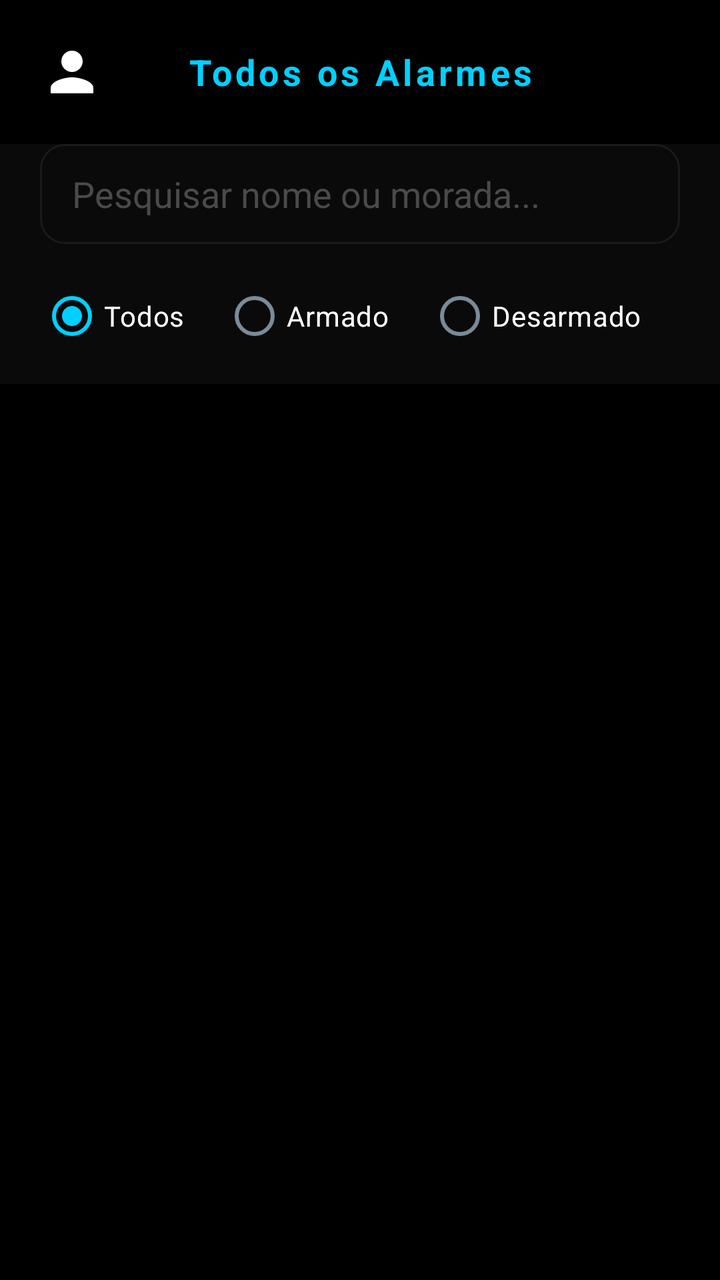
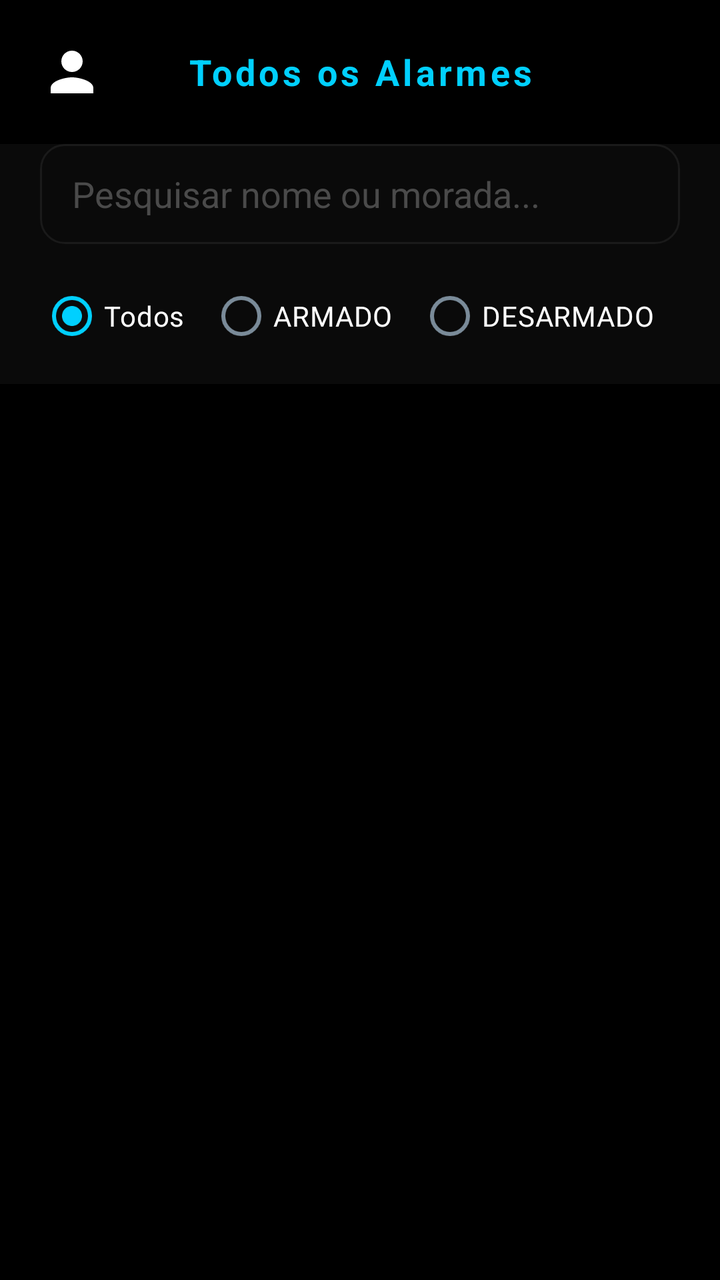

An Android layout rendered at two revisions. The XML below is the earlier revision; the diff shows what the commit changed to produce the second picture.
<!-- AndroidManifest.xml: application theme Theme.UbiGuard -->
<!-- res/layout/activity_installer_alarms.xml -->
<?xml version="1.0" encoding="utf-8"?>
<androidx.drawerlayout.widget.DrawerLayout xmlns:android="http://schemas.android.com/apk/res/android"
    xmlns:app="http://schemas.android.com/apk/res-auto"
    android:id="@+id/drawerLayout"
    android:layout_width="match_parent"
    android:layout_height="match_parent"
    android:background="#000000">

    <LinearLayout
        android:layout_width="match_parent"
        android:layout_height="match_parent"
        android:orientation="vertical">

        <LinearLayout
            android:layout_width="match_parent"
            android:layout_height="wrap_content"
            android:orientation="horizontal"
            android:padding="20dp"
            android:gravity="center_vertical">

            <ImageView
                android:id="@+id/ivMenuIcon"
                android:layout_width="32dp"
                android:layout_height="32dp"
                android:src="@drawable/ic_profile"
                android:background="?attr/selectableItemBackgroundBorderless"
                android:clickable="true"
                android:focusable="true"
                android:contentDescription="@string/menu" />

            <TextView
                android:layout_width="0dp"
                android:layout_height="wrap_content"
                android:layout_weight="1"
                android:text="@string/todos_os_alarmes"
                android:textColor="#00D0FF"
                android:textSize="18sp"
                android:textStyle="bold"
                android:gravity="center"
                android:letterSpacing="0.1"
                android:layout_marginEnd="32dp"/>
        </LinearLayout>

        <LinearLayout
            android:layout_width="match_parent"
            android:layout_height="wrap_content"
            android:orientation="vertical"
            android:paddingStart="20dp"
            android:paddingEnd="20dp"
            android:paddingBottom="10dp"
            android:background="#0A0A0A">

            <EditText
                android:id="@+id/etSearch"
                android:layout_width="match_parent"
                android:layout_height="50dp"
                android:background="@drawable/bg_input"
                android:hint="@string/pesquisar_nome_ou_morada"
                android:textColor="#FFFFFF"
                android:textColorHint="#4A4A4A"
                android:paddingStart="16dp"
                android:paddingEnd="16dp"
                android:layout_marginBottom="12dp"
                android:inputType="text" />

            <RadioGroup
                android:id="@+id/rgStatusFilter"
                android:layout_width="match_parent"
                android:layout_height="wrap_content"
                android:orientation="horizontal">

                <RadioButton
                    android:id="@+id/rbTodos"
                    android:layout_width="wrap_content"
                    android:layout_height="wrap_content"
                    android:layout_weight="1"
                    app:buttonTint="@color/selector_radio_tint"
                    android:textColor="#FFFFFF"
                    android:text="@string/todos"
                    android:checked="true"/>

                <RadioButton
                    android:id="@+id/rbArmado"
                    android:layout_width="wrap_content"
                    android:layout_height="wrap_content"
                    android:layout_weight="1"
                    app:buttonTint="@color/selector_radio_tint"
                    android:textColor="#FFFFFF"
                    android:text="@string/status_armed"/>

                <RadioButton
                    android:id="@+id/rbDesarmado"
                    android:layout_width="wrap_content"
                    android:layout_height="wrap_content"
                    android:layout_weight="1"
                    app:buttonTint="@color/selector_radio_tint"
                    android:textColor="#FFFFFF"
                    android:text="@string/status_disarmed"/>
            </RadioGroup>
        </LinearLayout>

        <RelativeLayout
            android:layout_width="match_parent"
            android:layout_height="match_parent"
            android:padding="20dp">

            <ProgressBar
                android:id="@+id/progressBarAlarms"
                android:layout_width="wrap_content"
                android:layout_height="wrap_content"
                android:layout_centerInParent="true"
                android:indeterminateTint="#00D0FF" />

            <TextView
                android:id="@+id/tvEmptyState"
                android:layout_width="wrap_content"
                android:layout_height="wrap_content"
                android:layout_centerInParent="true"
                android:text="@string/nenhum_alarme"
                android:textColor="#7A8B99"
                android:textSize="16sp"
                android:textAlignment="center"
                android:visibility="gone"/>

            <androidx.recyclerview.widget.RecyclerView
                android:id="@+id/rvAllAlarms"
                android:layout_width="match_parent"
                android:layout_height="match_parent"
                android:clipToPadding="false"
                android:paddingBottom="20dp"
                android:visibility="gone"/>
        </RelativeLayout>
    </LinearLayout>

    <include layout="@layout/component_slider" />

</androidx.drawerlayout.widget.DrawerLayout>
<!-- res/layout/component_slider.xml (included above) -->
<?xml version="1.0" encoding="utf-8"?>
<LinearLayout xmlns:android="http://schemas.android.com/apk/res/android"
    xmlns:app="http://schemas.android.com/apk/res-auto"
    android:layout_width="280dp"
    android:layout_height="match_parent"
    android:layout_gravity="start"
    android:background="#0A0A0A"
    android:orientation="vertical"
    android:padding="24dp">

    <ImageView
        android:layout_width="100dp"
        android:layout_height="100dp"
        android:layout_marginTop="32dp"
        android:layout_marginBottom="32dp"
        android:layout_gravity="center_horizontal"
        android:src="@drawable/ic_profile"
        app:tint="#00D0FF" />

    <View
        android:layout_width="match_parent"
        android:layout_height="1dp"
        android:background="#1A1A1A"
        android:layout_marginBottom="24dp"/>

    
    <TextView
        android:id="@+id/menuDashboard"
        android:layout_width="match_parent"
        android:layout_height="wrap_content"
        android:text="Dashboard"
        android:textColor="#FFFFFF"
        android:textSize="16sp"
        android:textStyle="bold"
        android:padding="16dp"
        android:visibility="gone"
        android:background="?attr/selectableItemBackground"/>

    
    <TextView
        android:id="@+id/menuPerfil"
        android:layout_width="match_parent"
        android:layout_height="wrap_content"
        android:text="O Meu Perfil"
        android:textColor="#FFFFFF"
        android:textSize="16sp"
        android:textStyle="bold"
        android:padding="16dp"
        android:background="?attr/selectableItemBackground"/>

    
    <TextView
        android:id="@+id/menuAlarmes"
        android:layout_width="match_parent"
        android:layout_height="wrap_content"
        android:text="Alarmes"
        android:textColor="#FFFFFF"
        android:textSize="16sp"
        android:textStyle="bold"
        android:padding="16dp"
        android:background="?attr/selectableItemBackground"/>

    
    <TextView
        android:id="@+id/menuSensores"
        android:layout_width="match_parent"
        android:layout_height="wrap_content"
        android:text="Sensores"
        android:textColor="#FFFFFF"
        android:textSize="16sp"
        android:textStyle="bold"
        android:padding="16dp"
        android:visibility="gone"
        android:background="?attr/selectableItemBackground"/>

    
    <TextView
        android:id="@+id/menuLogs"
        android:layout_width="match_parent"
        android:layout_height="wrap_content"
        android:text="Logs do Sistema"
        android:textColor="#FFFFFF"
        android:textSize="16sp"
        android:textStyle="bold"
        android:padding="16dp"
        android:visibility="gone"
        android:background="?attr/selectableItemBackground"/>

    <Space
        android:layout_width="match_parent"
        android:layout_height="0dp"
        android:layout_weight="1" />

    
    <TextView
        android:id="@+id/menuLogout"
        android:layout_width="match_parent"
        android:layout_height="wrap_content"
        android:text="Terminar Sessão"
        android:textColor="#FF3B30"
        android:textSize="16sp"
        android:textStyle="bold"
        android:padding="16dp"
        android:layout_marginBottom="16dp"
        android:background="?attr/selectableItemBackground"/>
</LinearLayout>
<!-- resources referenced by this layout -->
<resources>
  <!-- drawable bg_input (drawable) -->
  <?xml version="1.0" encoding="utf-8"?>
  <shape xmlns:android="http://schemas.android.com/apk/res/android">
      <solid android:color="#0A0A0A"/>
      <corners android:radius="12dp"/>
      <stroke android:width="1dp" android:color="#1A1A1A"/>
  </shape>
  <!-- drawable ic_profile (drawable) -->
  <vector xmlns:android="http://schemas.android.com/apk/res/android" android:height="24dp" android:tint="#FFFFFF" android:viewportHeight="24" android:viewportWidth="24" android:width="24dp">
        
      <path android:fillColor="@android:color/white" android:pathData="M12,12c2.21,0 4,-1.79 4,-4s-1.79,-4 -4,-4 -4,1.79 -4,4 1.79,4 4,4zM12,14c-2.67,0 -8,1.34 -8,4v2h16v-2c0,-2.66 -5.33,-4 -8,-4z"/>
      
  </vector>
  <string name="menu">Menu</string>
  <string name="nenhum_alarme">Nenhum alarme configurado.</string>
  <string name="pesquisar_nome_ou_morada">Pesquisar nome ou morada...</string>
  <string name="status_armed">Armado</string>
  <string name="status_disarmed">Desarmado</string>
  <string name="todos">Todos</string>
  <string name="todos_os_alarmes">Todos os Alarmes</string>
  <style name="Theme.UbiGuard" parent="Base.Theme.UbiGuard" />
  <style name="Base.Theme.UbiGuard" parent="Theme.Material3.DayNight.NoActionBar">
          
          
  
          <item name="android:statusBarColor">#000000</item>
  
          <item name="android:windowLightStatusBar">false</item>
  
      </style>
</resources>

<!-- the commit's change to res/layout/activity_installer_alarms.xml (unified diff, before → after) -->
@@ -26,13 +26,13 @@
                 android:background="?attr/selectableItemBackgroundBorderless"
                 android:clickable="true"
                 android:focusable="true"
-                android:contentDescription="@string/menu" />
+                android:contentDescription="@string/desc_menu_icon" />
 
             <TextView
                 android:layout_width="0dp"
                 android:layout_height="wrap_content"
                 android:layout_weight="1"
-                android:text="@string/todos_os_alarmes"
+                android:text="@string/title_all_alarms"
                 android:textColor="#00D0FF"
                 android:textSize="18sp"
                 android:textStyle="bold"
@@ -54,8 +54,9 @@
                 android:id="@+id/etSearch"
                 android:layout_width="match_parent"
                 android:layout_height="50dp"
+                android:autofillHints=""
                 android:background="@drawable/bg_input"
-                android:hint="@string/pesquisar_nome_ou_morada"
+                android:hint="@string/hint_search_name_address"
                 android:textColor="#FFFFFF"
                 android:textColorHint="#4A4A4A"
                 android:paddingStart="16dp"
@@ -76,7 +77,7 @@
                     android:layout_weight="1"
                     app:buttonTint="@color/selector_radio_tint"
                     android:textColor="#FFFFFF"
-                    android:text="@string/todos"
+                    android:text="@string/filter_all"
                     android:checked="true"/>
 
                 <RadioButton
@@ -116,7 +117,7 @@
                 android:layout_width="wrap_content"
                 android:layout_height="wrap_content"
                 android:layout_centerInParent="true"
-                android:text="@string/nenhum_alarme"
+                android:text="@string/empty_state_no_alarms"
                 android:textColor="#7A8B99"
                 android:textSize="16sp"
                 android:textAlignment="center"
@@ -153,6 +154,7 @@
         android:layout_marginBottom="32dp"
         android:layout_gravity="center_horizontal"
         android:src="@drawable/ic_profile"
+        android:contentDescription="@string/desc_menu_icon"
         app:tint="#00D0FF" />
 
     <View
@@ -161,12 +163,11 @@
         android:background="#1A1A1A"
         android:layout_marginBottom="24dp"/>
 
-    
     <TextView
         android:id="@+id/menuDashboard"
         android:layout_width="match_parent"
         android:layout_height="wrap_content"
-        android:text="Dashboard"
+        android:text="@string/menu_dashboard"
         android:textColor="#FFFFFF"
         android:textSize="16sp"
         android:textStyle="bold"
@@ -174,36 +175,33 @@
         android:visibility="gone"
         android:background="?attr/selectableItemBackground"/>
 
-    
-    <TextView
-        android:id="@+id/menuPerfil"
-        android:layout_width="match_parent"
-        android:layout_height="wrap_content"
-        android:text="O Meu Perfil"
-        android:textColor="#FFFFFF"
-        android:textSize="16sp"
-        android:textStyle="bold"
-        android:padding="16dp"
-        android:background="?attr/selectableItemBackground"/>
-
-    
-    <TextView
-        android:id="@+id/menuAlarmes"
-        android:layout_width="match_parent"
-        android:layout_height="wrap_content"
-        android:text="Alarmes"
-        android:textColor="#FFFFFF"
-        android:textSize="16sp"
-        android:textStyle="bold"
-        android:padding="16dp"
-        android:background="?attr/selectableItemBackground"/>
-
-    
-    <TextView
-        android:id="@+id/menuSensores"
-        android:layout_width="match_parent"
-        android:layout_height="wrap_content"
-        android:text="Sensores"
+    <TextView
+        android:id="@+id/menuProfile"
+        android:layout_width="match_parent"
+        android:layout_height="wrap_content"
+        android:text="@string/menu_profile"
+        android:textColor="#FFFFFF"
+        android:textSize="16sp"
+        android:textStyle="bold"
+        android:padding="16dp"
+        android:background="?attr/selectableItemBackground"/>
+
+    <TextView
+        android:id="@+id/menuAlarms"
+        android:layout_width="match_parent"
+        android:layout_height="wrap_content"
+        android:text="@string/menu_alarms"
+        android:textColor="#FFFFFF"
+        android:textSize="16sp"
+        android:textStyle="bold"
+        android:padding="16dp"
+        android:background="?attr/selectableItemBackground"/>
+
+    <TextView
+        android:id="@+id/menuSensors"
+        android:layout_width="match_parent"
+        android:layout_height="wrap_content"
+        android:text="@string/menu_sensors"
         android:textColor="#FFFFFF"
         android:textSize="16sp"
         android:textStyle="bold"
@@ -211,12 +209,11 @@
         android:visibility="gone"
         android:background="?attr/selectableItemBackground"/>
 
-    
     <TextView
         android:id="@+id/menuLogs"
         android:layout_width="match_parent"
         android:layout_height="wrap_content"
-        android:text="Logs do Sistema"
+        android:text="@string/menu_system_logs"
         android:textColor="#FFFFFF"
         android:textSize="16sp"
         android:textStyle="bold"
@@ -229,12 +226,11 @@
         android:layout_height="0dp"
         android:layout_weight="1" />
 
-    
     <TextView
         android:id="@+id/menuLogout"
         android:layout_width="match_parent"
         android:layout_height="wrap_content"
-        android:text="Terminar Sessão"
+        android:text="@string/menu_logout"
         android:textColor="#FF3B30"
         android:textSize="16sp"
         android:textStyle="bold"
<!-- resource entries referenced after the edit -->
@@ -13,13 +13,19 @@
       <path android:fillColor="@android:color/white" android:pathData="M12,12c2.21,0 4,-1.79 4,-4s-1.79,-4 -4,-4 -4,1.79 -4,4 1.79,4 4,4zM12,14c-2.67,0 -8,1.34 -8,4v2h16v-2c0,-2.66 -5.33,-4 -8,-4z"/>
       
   </vector>
-  <string name="menu">Menu</string>
-  <string name="nenhum_alarme">Nenhum alarme configurado.</string>
-  <string name="pesquisar_nome_ou_morada">Pesquisar nome ou morada...</string>
-  <string name="status_armed">Armado</string>
-  <string name="status_disarmed">Desarmado</string>
-  <string name="todos">Todos</string>
-  <string name="todos_os_alarmes">Todos os Alarmes</string>
+  <string name="desc_menu_icon">Menu</string>
+  <string name="empty_state_no_alarms">Nenhum alarme configurado.</string>
+  <string name="filter_all">Todos</string>
+  <string name="hint_search_name_address">Pesquisar nome ou morada...</string>
+  <string name="menu_alarms">Alarmes</string>
+  <string name="menu_dashboard">Dashboard</string>
+  <string name="menu_logout">Terminar Sessão</string>
+  <string name="menu_profile">O Meu Perfil</string>
+  <string name="menu_sensors">Sensores</string>
+  <string name="menu_system_logs">Logs do Sistema</string>
+  <string name="status_armed">ARMADO</string>
+  <string name="status_disarmed">DESARMADO</string>
+  <string name="title_all_alarms">Todos os Alarmes</string>
   <style name="Theme.UbiGuard" parent="Base.Theme.UbiGuard" />
   <style name="Base.Theme.UbiGuard" parent="Theme.Material3.DayNight.NoActionBar">
           
